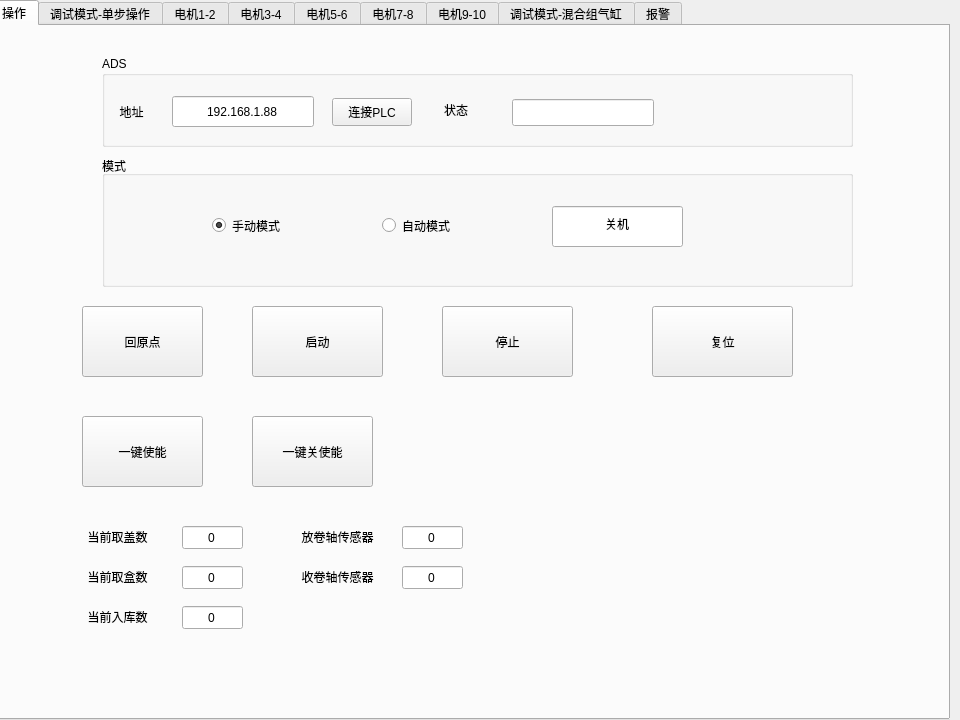
Old version of the form Aerosol_detection_equipment_v2/widget.ui in the repository stupid-rain/Aerosol_detection_equipment_v2.
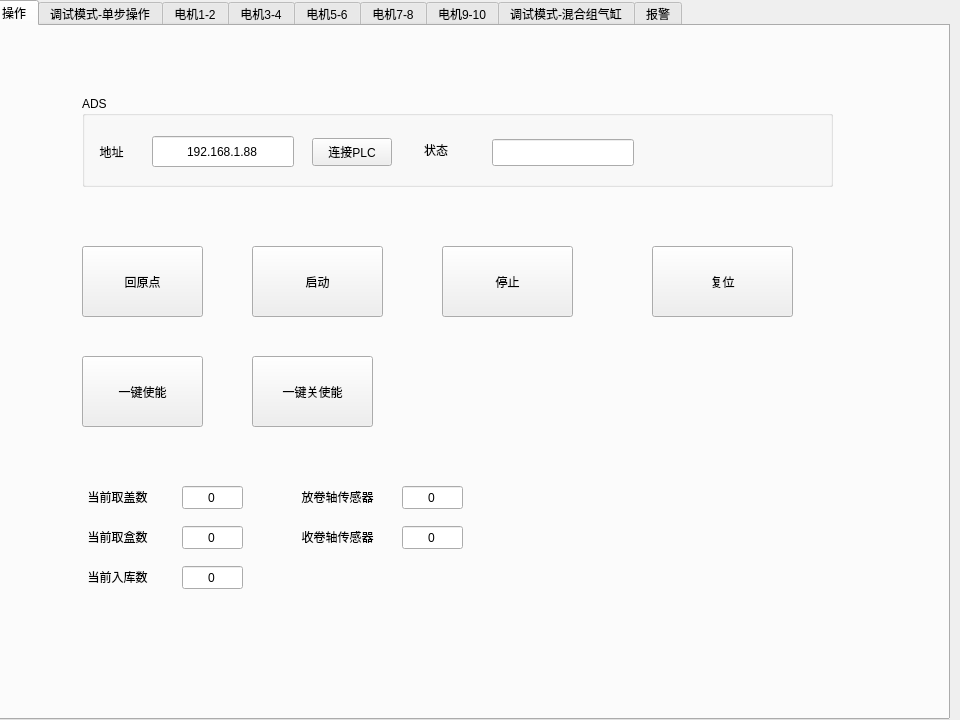
New version of the form. The open tabs and pages were chosen to show the change.

The edit to the form file:
```diff
--- a/Aerosol_detection_equipment_v2/widget.ui
+++ b/Aerosol_detection_equipment_v2/widget.ui
@@ -66,7 +66,7 @@
      <property name="geometry">
       <rect>
        <x>660</x>
-       <y>280</y>
+       <y>220</y>
        <width>141</width>
        <height>71</height>
       </rect>
@@ -79,7 +79,7 @@
      <property name="geometry">
       <rect>
        <x>450</x>
-       <y>280</y>
+       <y>220</y>
        <width>131</width>
        <height>71</height>
       </rect>
@@ -92,7 +92,7 @@
      <property name="geometry">
       <rect>
        <x>260</x>
-       <y>280</y>
+       <y>220</y>
        <width>131</width>
        <height>71</height>
       </rect>
@@ -104,8 +104,8 @@
     <widget class="QGroupBox" name="Ads">
      <property name="geometry">
       <rect>
-       <x>110</x>
-       <y>30</y>
+       <x>90</x>
+       <y>70</y>
        <width>751</width>
        <height>91</height>
       </rect>
@@ -198,7 +198,7 @@
      <property name="geometry">
       <rect>
        <x>90</x>
-       <y>280</y>
+       <y>220</y>
        <width>121</width>
        <height>71</height>
       </rect>
@@ -207,69 +207,11 @@
       <string>回原点</string>
      </property>
     </widget>
-    <widget class="QGroupBox" name="groupBox_2">
-     <property name="geometry">
-      <rect>
-       <x>110</x>
-       <y>130</y>
-       <width>751</width>
-       <height>131</height>
-      </rect>
-     </property>
-     <property name="title">
-      <string>模式</string>
-     </property>
-     <widget class="QLineEdit" name="lineEdit_Mode">
-      <property name="geometry">
-       <rect>
-        <x>450</x>
-        <y>50</y>
-        <width>131</width>
-        <height>41</height>
-       </rect>
-      </property>
-      <property name="text">
-       <string>关机</string>
-      </property>
-      <property name="alignment">
-       <set>Qt::AlignCenter</set>
-      </property>
-     </widget>
-     <widget class="QRadioButton" name="AutoButton">
-      <property name="geometry">
-       <rect>
-        <x>280</x>
-        <y>60</y>
-        <width>95</width>
-        <height>19</height>
-       </rect>
-      </property>
-      <property name="text">
-       <string>自动模式</string>
-      </property>
-     </widget>
-     <widget class="QRadioButton" name="ManuButton">
-      <property name="geometry">
-       <rect>
-        <x>110</x>
-        <y>60</y>
-        <width>95</width>
-        <height>19</height>
-       </rect>
-      </property>
-      <property name="text">
-       <string>手动模式</string>
-      </property>
-      <property name="checked">
-       <bool>true</bool>
-      </property>
-     </widget>
-    </widget>
     <widget class="QPushButton" name="btn_Axi_All_Enable">
      <property name="geometry">
       <rect>
        <x>90</x>
-       <y>390</y>
+       <y>330</y>
        <width>121</width>
        <height>71</height>
       </rect>
@@ -282,7 +224,7 @@
      <property name="geometry">
       <rect>
        <x>260</x>
-       <y>390</y>
+       <y>330</y>
        <width>121</width>
        <height>71</height>
       </rect>
@@ -295,7 +237,7 @@
      <property name="geometry">
       <rect>
        <x>80</x>
-       <y>580</y>
+       <y>540</y>
        <width>91</width>
        <height>21</height>
       </rect>
@@ -311,7 +253,7 @@
      <property name="geometry">
       <rect>
        <x>190</x>
-       <y>540</y>
+       <y>500</y>
        <width>61</width>
        <height>23</height>
       </rect>
@@ -327,7 +269,7 @@
      <property name="geometry">
       <rect>
        <x>190</x>
-       <y>500</y>
+       <y>460</y>
        <width>61</width>
        <height>23</height>
       </rect>
@@ -343,7 +285,7 @@
      <property name="geometry">
       <rect>
        <x>80</x>
-       <y>500</y>
+       <y>460</y>
        <width>91</width>
        <height>21</height>
       </rect>
@@ -359,7 +301,7 @@
      <property name="geometry">
       <rect>
        <x>190</x>
-       <y>580</y>
+       <y>540</y>
        <width>61</width>
        <height>23</height>
       </rect>
@@ -375,7 +317,7 @@
      <property name="geometry">
       <rect>
        <x>80</x>
-       <y>540</y>
+       <y>500</y>
        <width>91</width>
        <height>21</height>
       </rect>
@@ -391,7 +333,7 @@
      <property name="geometry">
       <rect>
        <x>300</x>
-       <y>500</y>
+       <y>460</y>
        <width>91</width>
        <height>21</height>
       </rect>
@@ -407,7 +349,7 @@
      <property name="geometry">
       <rect>
        <x>300</x>
-       <y>540</y>
+       <y>500</y>
        <width>91</width>
        <height>21</height>
       </rect>
@@ -423,7 +365,7 @@
      <property name="geometry">
       <rect>
        <x>410</x>
-       <y>500</y>
+       <y>460</y>
        <width>61</width>
        <height>23</height>
       </rect>
@@ -439,7 +381,7 @@
      <property name="geometry">
       <rect>
        <x>410</x>
-       <y>540</y>
+       <y>500</y>
        <width>61</width>
        <height>23</height>
       </rect>
```
Left out of the diff: 51 changed lines with no effect on the pictures.
